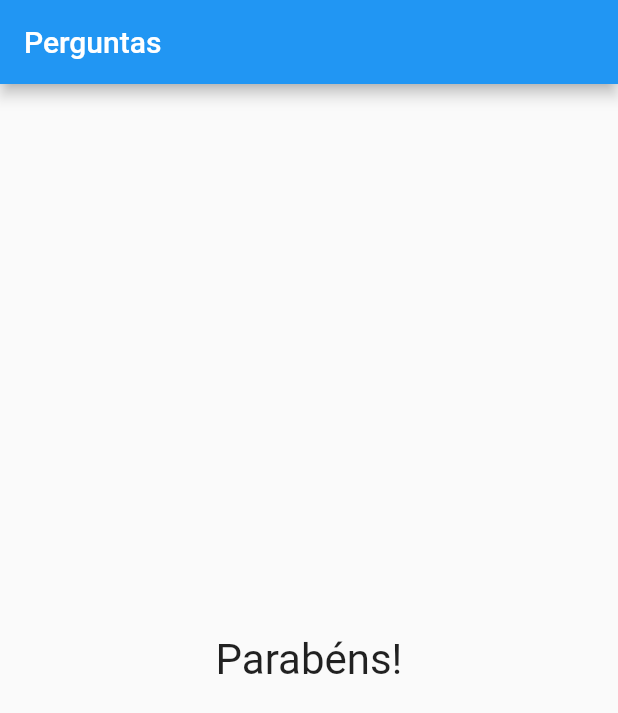
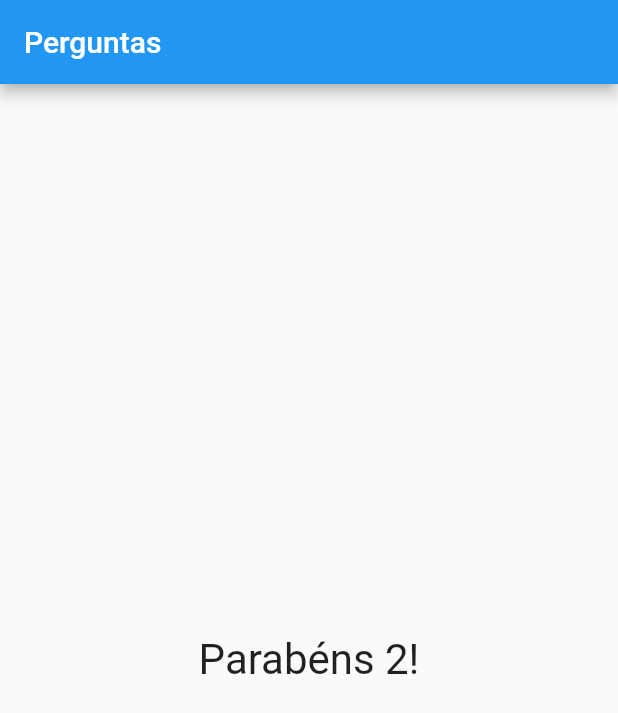
Before and after one commit to Hdlara/Projeto_perguntas, a Flutter app: the screen it shows after launch, after a tap on "Preto", after a tap on "Macaco", after a tap on "Rodrigo", on a phone screen of 412 x 824 dp. Shown: the top 713 px of the screen. Run offline on Flutter 3.47's test engine with Material 2 defaults, Android fonts, the phone set to English and light mode, and no system bars.

Commit message:
reforing part of the result

```diff
--- a/lib/main.dart
+++ b/lib/main.dart
@@ -1,6 +1,7 @@
 import 'package:flutter/material.dart';
 import './questao.dart';
 import './resposta.dart';
+import './resultado.dart';
 
 main() {
   runApp(new PerguntaApp());
@@ -58,12 +59,7 @@ class _PerguntaAppState extends State<PerguntaApp> {
                   ...respostas.map((t) => Resposta(t, _responder)).toList(),
                 ],
               )
-            : Center(
-                child: Text(
-                  'Parabéns!',
-                  style: TextStyle(fontSize: 28),
-                ),
-              ),
+            : Resultado(),
       ),
     );
   }
--- /dev/null
+++ b/lib/resultado.dart
@@ -0,0 +1,13 @@
+import 'package:flutter/material.dart';
+
+class Resultado extends StatelessWidget {
+  @override
+  Widget build(BuildContext context) {
+    return Center(
+      child: Text(
+        'Parabéns 2!',
+        style: TextStyle(fontSize: 28),
+      ),
+    );
+  }
+}
```
